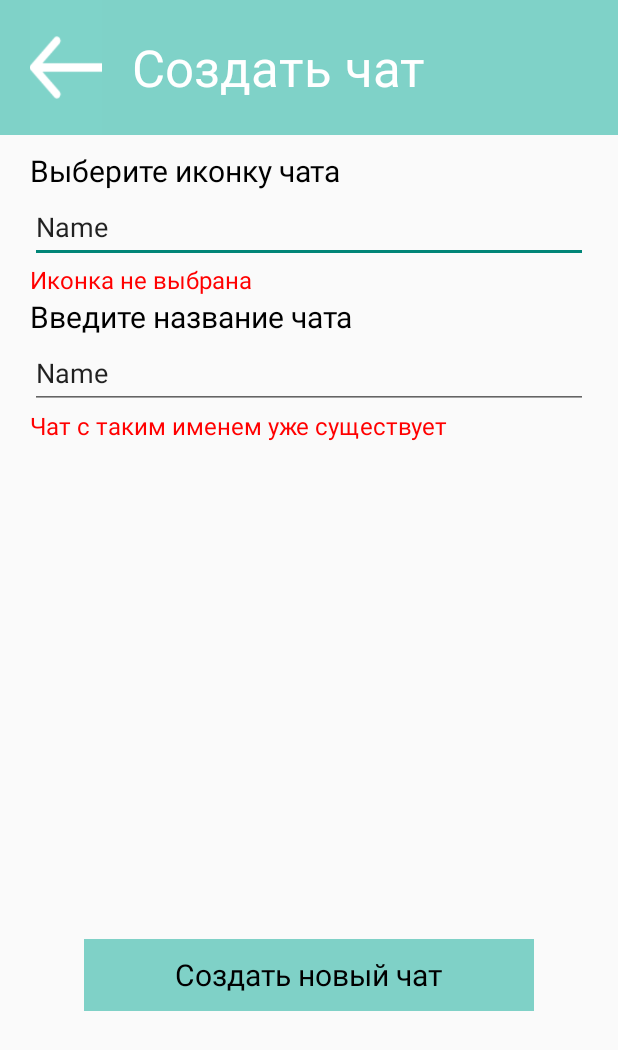
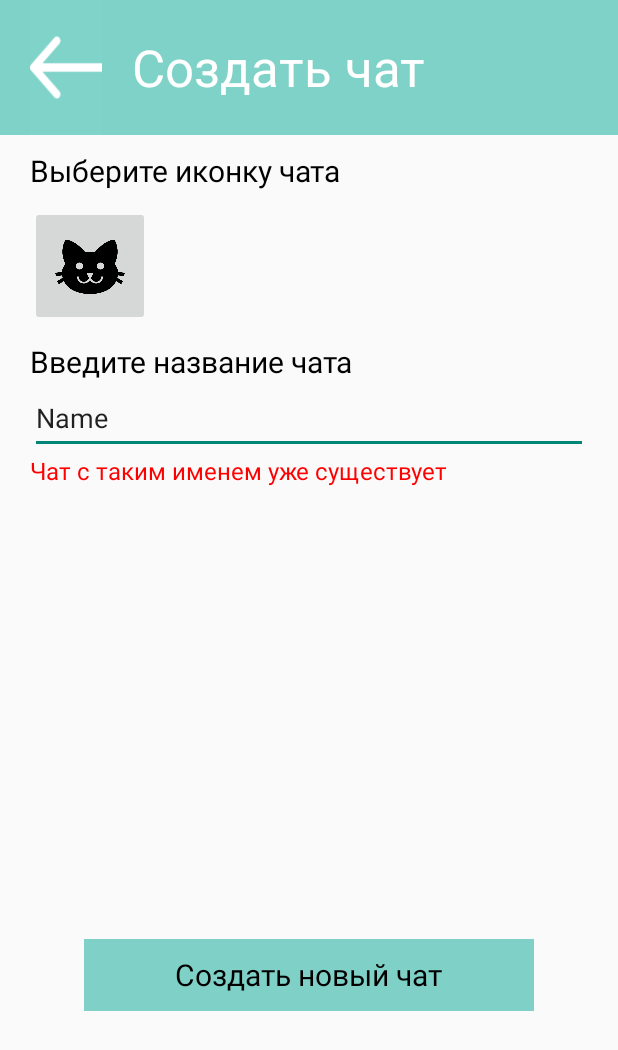
Before and after one commit to Bronnikova98/ChatApp, an Android app: the ChatsActivity screen opened directly, with no data from a screen before it, after a tap on "ChatApp", on a phone screen of 412 x 824 dp. Shown: the top 1050 px of the screen. Run offline under Robolectric (Android 15) with nearby library versions, the phone set to English and light mode, and no system bars; our stand-ins replace Firebase (no records; nobody signed in at launch, a user with empty details on screens opened directly).

Commit message:
add icon for chat ()

```diff
--- a/app/src/main/java/com/example/chatapp/ChatsActivity.java
+++ b/app/src/main/java/com/example/chatapp/ChatsActivity.java
@@ -1,16 +1,22 @@
 package com.example.chatapp;
 
 import androidx.annotation.NonNull;
+import androidx.annotation.Nullable;
 import androidx.appcompat.app.AppCompatActivity;
 
 import android.annotation.SuppressLint;
 import android.content.Intent;
+import android.graphics.Bitmap;
+import android.graphics.BitmapFactory;
 import android.os.Bundle;
+import android.util.Base64;
+import android.util.Log;
 import android.view.Gravity;
 import android.view.View;
 import android.widget.Button;
 import android.widget.ImageButton;
 import android.widget.ImageView;
+import android.widget.TextView;
 import android.widget.Toast;
 
 import com.google.android.gms.auth.api.signin.GoogleSignIn;
@@ -19,6 +25,11 @@ import com.google.android.gms.auth.api.signin.GoogleSignInClient;
 import com.google.android.gms.auth.api.signin.GoogleSignInOptions;
 import com.google.android.gms.tasks.OnCompleteListener;
 import com.google.android.gms.tasks.Task;
+import com.google.firebase.database.ChildEventListener;
+import com.google.firebase.database.DataSnapshot;
+import com.google.firebase.database.DatabaseError;
+import com.google.firebase.database.DatabaseReference;
+import com.google.firebase.database.FirebaseDatabase;
 
 public class ChatsActivity extends AppCompatActivity {
 
@@ -27,7 +38,10 @@ public class ChatsActivity extends AppCompatActivity {
     ImageButton signOutBtn;
     ImageButton addChatBtn;
 
-
+    private FirebaseDatabase database;
+    private DatabaseReference myRef;
+    private ImageView chatIcon;
+    private TextView textChat;
 
     @Override
     protected void onCreate(Bundle savedInstanceState) {
@@ -36,7 +50,44 @@ public class ChatsActivity extends AppCompatActivity {
 
         signOutBtn = findViewById(R.id.signout);
         addChatBtn = findViewById(R.id.addchat);
+        chatIcon = findViewById(R.id.imageView);
+        textChat = findViewById(R.id.textView2);
 
+        database = FirebaseDatabase.getInstance("https://chatapp-fa812-default-rtdb.europe-west1.firebasedatabase.app/");
+        myRef = database.getReference("chats");
+        myRef.addChildEventListener(new ChildEventListener() {
+            @Override
+            public void onChildAdded(@NonNull DataSnapshot snapshot, @Nullable String previousChildName) {
+                String key = snapshot.getKey();
+               String  value=snapshot.getValue().toString();
+                byte[] decodedString = Base64.decode(value, Base64.URL_SAFE);
+                Bitmap decodedByte = BitmapFactory.decodeByteArray(decodedString, 0, decodedString.length);
+
+                chatIcon.setImageBitmap(decodedByte);
+                textChat.setText(key);
+
+            }
+
+            @Override
+            public void onChildChanged(@NonNull DataSnapshot snapshot, @Nullable String previousChildName) {
+
+            }
+
+            @Override
+            public void onChildRemoved(@NonNull DataSnapshot snapshot) {
+
+            }
+
+            @Override
+            public void onChildMoved(@NonNull DataSnapshot snapshot, @Nullable String previousChildName) {
+
+            }
+
+            @Override
+            public void onCancelled(@NonNull DatabaseError error) {
+
+            }
+        });
         gso = new GoogleSignInOptions.Builder(GoogleSignInOptions.DEFAULT_SIGN_IN).requestEmail().build();
         gsc = GoogleSignIn.getClient(ChatsActivity.this, gso);
 
@@ -65,6 +116,9 @@ public class ChatsActivity extends AppCompatActivity {
                 startActivity(intent);
             }
         });
+
+
+
     }
 
     void signOut(){
--- a/app/src/main/java/com/example/chatapp/MainActivityAddChat.java
+++ b/app/src/main/java/com/example/chatapp/MainActivityAddChat.java
@@ -1,28 +1,92 @@
 package com.example.chatapp;
 
+
+import androidx.activity.result.ActivityResult;
+import androidx.activity.result.ActivityResultCallback;
+import androidx.activity.result.ActivityResultLauncher;
+import androidx.activity.result.contract.ActivityResultContracts;
 import androidx.appcompat.app.AppCompatActivity;
 
+import android.app.Activity;
+import android.content.Intent;
+import android.graphics.Bitmap;
+import android.graphics.drawable.BitmapDrawable;
+import android.net.Uri;
 import android.os.Bundle;
+import android.provider.MediaStore;
+import android.util.Base64;
 import android.view.View;
 import android.widget.EditText;
+import android.widget.ImageButton;
 
 import com.google.firebase.database.DatabaseReference;
 import com.google.firebase.database.FirebaseDatabase;
 
+import java.io.ByteArrayOutputStream;
+import java.io.IOException;
+
 public class MainActivityAddChat extends AppCompatActivity {
-EditText t;
-private FirebaseDatabase database;
-private DatabaseReference myRef;
+    EditText t;
+    private FirebaseDatabase database;
+    private DatabaseReference myRef;
+    private ImageButton icon;
+    private Bitmap bitmap;
+
     @Override
     protected void onCreate(Bundle savedInstanceState) {
         super.onCreate(savedInstanceState);
         setContentView(R.layout.activity_main_add_chat);
+        icon = findViewById(R.id.imageViewIcon);
         database = FirebaseDatabase.getInstance("https://chatapp-fa812-default-rtdb.europe-west1.firebasedatabase.app/");
         myRef = database.getReference("chats");
-    t=findViewById(R.id.editTextTextPersonName3);
+        t = findViewById(R.id.editTextTextPersonName3);
+
+        icon.setOnClickListener(new View.OnClickListener() {
+            @Override
+            public void onClick(View view) {
+                Intent i = new Intent();
+                i.setType("image/*");
+                i.setAction(Intent.ACTION_GET_CONTENT);
+                mStartForResult.launch(Intent.createChooser(i, "Select Picture"));
+
+
+            }
+        });
     }
 
+    ActivityResultLauncher<Intent> mStartForResult = registerForActivityResult(  new ActivityResultContracts
+            .StartActivityForResult(),
+            new ActivityResultCallback<ActivityResult>() {
+                @Override
+                public void onActivityResult(ActivityResult result) {
+
+                    if(result.getResultCode() == Activity.RESULT_OK){
+                        assert result.getData() != null;
+                        Uri selectedImageUri = result.getData().getData();
+
+
+                        try {
+                            bitmap = MediaStore.Images.Media.getBitmap(
+                                    getApplicationContext().getContentResolver(),
+                                    selectedImageUri);
+                        } catch (IOException e) {
+                            e.printStackTrace();
+                        }
+                        icon.setImageBitmap(bitmap);
+                    }
+                }
+            });
+
     public void test(View view) {
-        myRef.child(t.getText().toString()).setValue("Картинка");
+
+        ByteArrayOutputStream bao = new ByteArrayOutputStream();
+        bitmap.compress(Bitmap.CompressFormat.PNG, 100, bao); // bmp is bitmap from user image file
+
+        byte[] byteArray = bao.toByteArray();
+        String imageB64 = Base64.encodeToString(byteArray, Base64.URL_SAFE);
+        myRef.child(t.getText().toString()).setValue(imageB64);
+        this.finish();
     }
+
+
 }
--- a/app/src/main/res/layout/activity_chats.xml
+++ b/app/src/main/res/layout/activity_chats.xml
@@ -93,7 +93,7 @@
                     android:layout_marginRight="26dp"
                     android:layout_marginBottom="10dp"
                     android:layout_weight="1"
-                    android:scaleType="fitXY"
+                    android:scaleType="centerCrop"
                     app:shapeAppearanceOverlay="@style/Circular"
                     tools:srcCompat="@tools:sample/avatars" />
 
--- a/app/src/main/res/layout/activity_main_add_chat.xml
+++ b/app/src/main/res/layout/activity_main_add_chat.xml
@@ -52,7 +52,7 @@
         <LinearLayout
             android:layout_width="match_parent"
             android:layout_height="wrap_content"
-            android:orientation="vertical" >
+            android:orientation="vertical">
 
             <TextView
                 android:id="@+id/textView"
@@ -64,25 +64,16 @@
                 android:text="Выберите иконку чата"
                 android:textSize="20sp" />
 
-            <EditText
-                android:id="@+id/editTextTextPersonName2"
-                android:layout_width="match_parent"
-                android:layout_height="48dp"
+            <ImageButton
+                android:id="@+id/imageViewIcon"
+                android:layout_width="80dp"
+                android:layout_height="80dp"
                 android:layout_marginLeft="20dp"
-                android:layout_marginRight="20dp"
-                android:ems="10"
-                android:inputType="textPersonName"
-                android:text="Name" />
-
-            <TextView
-                android:id="@+id/textView4"
-                android:layout_width="match_parent"
-                android:layout_height="wrap_content"
-                android:layout_marginLeft="20dp"
-                android:layout_marginRight="20dp"
-                android:text="Иконка не выбрана"
-                android:textColor="#FF0000"
-                android:textSize="16sp" />
+                android:layout_marginTop="10dp"
+                android:layout_marginBottom="10dp"
+                android:contentDescription="@string/app_name"
+                android:scaleType="fitCenter"
+                app:srcCompat="@drawable/cat_icon_138789" />
 
             <TextView
                 android:id="@+id/textView3"
```
Also changed, not shown: app/src/main/res/drawable/cat_icon_138789.png (added).
